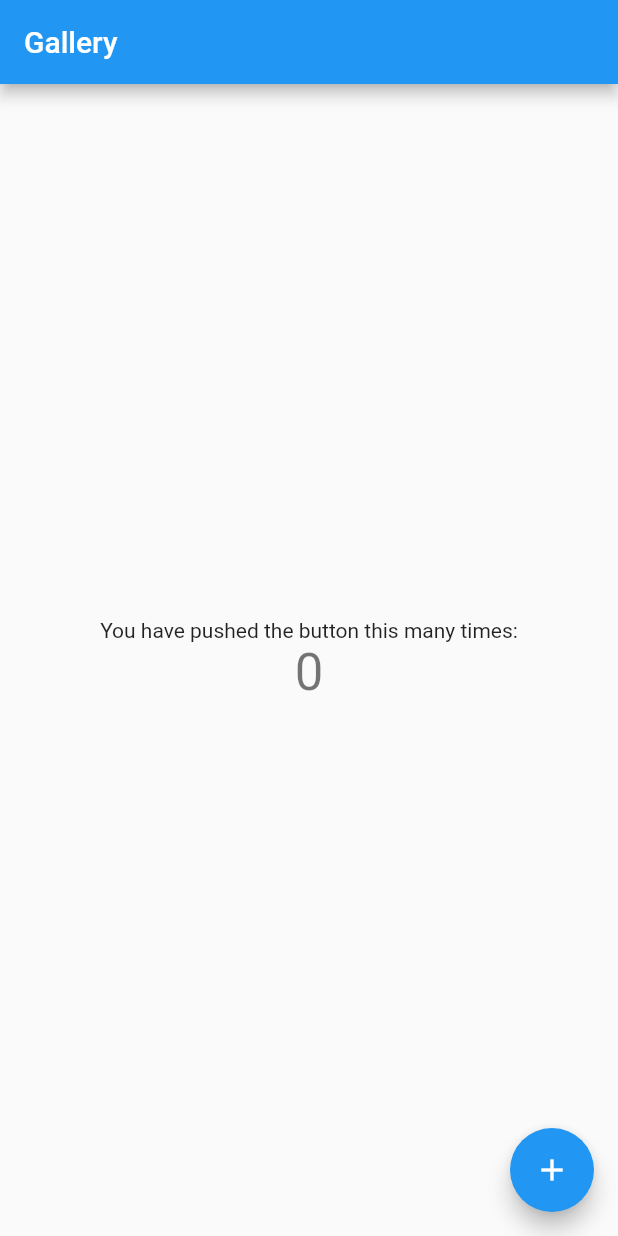
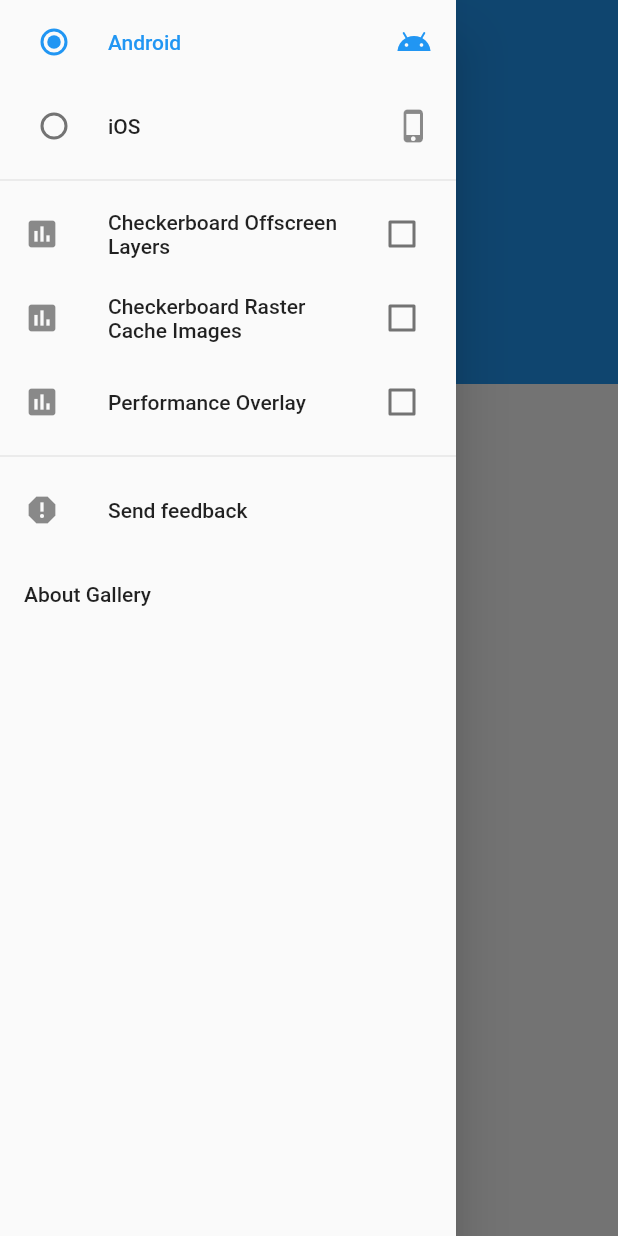
Before and after one commit to u360inc/flutter-gallery, a Flutter app: the screen it shows after launch, with the side drawer open (before the commit the screen has no drawer), on a phone screen of 412 x 824 dp. Run offline on Flutter 3.47's test engine with Material 2 defaults, Android fonts, the phone set to English and light mode, and no system bars.

Commit message:
add drawer

```diff
--- a/lib/gallery/app.dart
+++ b/lib/gallery/app.dart
@@ -1,107 +1,88 @@
+import 'package:flutter/foundation.dart' show defaultTargetPlatform;
 import 'package:flutter/material.dart';
 
-class GalleryApp extends StatelessWidget {
-  // This widget is the root of your application.
+import 'home.dart';
+
+final ThemeData _kGalleryLightTheme = new ThemeData(
+  brightness: Brightness.light,
+  primarySwatch: Colors.blue,
+);
+
+class GalleryApp extends StatefulWidget {
+  const GalleryApp(
+      {this.enablePerformanceOverlay: true,
+      this.checkerboardRasterCacheImages: true,
+      this.checkerboardOffscreenLayers: true,
+      this.onSendFeedback,
+      Key key})
+      : super(key: key);
+
+  final bool enablePerformanceOverlay;
+
+  final bool checkerboardRasterCacheImages;
+
+  final bool checkerboardOffscreenLayers;
+
+  final VoidCallback onSendFeedback;
+
+  @override
+  GalleryAppState createState() => new GalleryAppState();
+}
+
+class GalleryAppState extends State<GalleryApp> {
+  bool _showPerformanceOverlay = false;
+  bool _checkerboardRasterCacheImages = false;
+  bool _checkerboardOffscreenLayers = false;
+  TargetPlatform _platform;
+
   @override
   Widget build(BuildContext context) {
+    Widget home = new GalleryHome(
+      showPerformanceOverlay: _showPerformanceOverlay,
+      onShowPerformanceOverlayChanged: widget.enablePerformanceOverlay
+          ? (bool value) {
+              setState(() {
+                _showPerformanceOverlay = value;
+              });
+            }
+          : null,
+      checkerboardRasterCacheImages: _checkerboardRasterCacheImages,
+      onCheckerboardRasterCacheImagesChanged:
+          widget.checkerboardRasterCacheImages
+              ? (bool value) {
+                  setState(() {
+                    _checkerboardRasterCacheImages = value;
+                  });
+                }
+              : null,
+      checkerboardOffscreenLayers: _checkerboardOffscreenLayers,
+      onCheckerboardOffscreenLayersChanged: widget.checkerboardOffscreenLayers
+          ? (bool value) {
+              setState(() {
+                _checkerboardOffscreenLayers = value;
+              });
+            }
+          : null,
+      onPlatformChanged: (TargetPlatform value) {
+        setState(() {
+          _platform = value == defaultTargetPlatform ? null : value;
+        });
+      },
+      onSendFeedback: widget.onSendFeedback,
+    );
+
+    final Map<String, WidgetBuilder> _kRoutes = <String, WidgetBuilder>{};
+
     return new MaterialApp(
       title: 'Gallery',
-      theme: new ThemeData(
-        // This is the theme of your application.
-        //
-        // Try running your application with "flutter run". You'll see the
-        // application has a blue toolbar. Then, without quitting the app, try
-        // changing the primarySwatch below to Colors.green and then invoke
-        // "hot reload" (press "r" in the console where you ran "flutter run",
-        // or press Run > Flutter Hot Reload in IntelliJ). Notice that the
-        // counter didn't reset back to zero; the application is not restarted.
-        primarySwatch: Colors.blue,
-      ),
-      home: new GalleryHomePage(title: 'Gallery'),
+      color: Colors.grey,
+      theme: _kGalleryLightTheme.copyWith(
+          platform: _platform ?? defaultTargetPlatform),
+      showPerformanceOverlay: _showPerformanceOverlay,
+      checkerboardRasterCacheImages: _checkerboardRasterCacheImages,
+      checkerboardOffscreenLayers: _checkerboardOffscreenLayers,
+      routes: _kRoutes,
+      home: home,
     );
   }
 }
-
-class GalleryHomePage extends StatefulWidget {
-  GalleryHomePage({Key key, this.title}) : super(key: key);
-
-  // This widget is the home page of your application. It is stateful, meaning
-  // that it has a State object (defined below) that contains fields that affect
-  // how it looks.
-
-  // This class is the configuration for the state. It holds the values (in this
-  // case the title) provided by the parent (in this case the App widget) and
-  // used by the build method of the State. Fields in a Widget subclass are
-  // always marked "final".
-
-  final String title;
-
-  @override
-  _GalleryHomePageState createState() => new _GalleryHomePageState();
-}
-
-class _GalleryHomePageState extends State<GalleryHomePage> {
-  int _counter = 0;
-
-  void _incrementCounter() {
-    setState(() {
-      // This call to setState tells the Flutter framework that something has
-      // changed in this State, which causes it to rerun the build method below
-      // so that the display can reflect the updated values. If we changed
-      // _counter without calling setState(), then the build method would not be
-      // called again, and so nothing would appear to happen.
-      _counter++;
-    });
-  }
-
-  @override
-  Widget build(BuildContext context) {
-    // This method is rerun every time setState is called, for instance as done
-    // by the _incrementCounter method above.
-    //
-    // The Flutter framework has been optimized to make rerunning build methods
-    // fast, so that you can just rebuild anything that needs updating rather
-    // than having to individually change instances of widgets.
-    return new Scaffold(
-      appBar: new AppBar(
-        // Here we take the value from the GalleryHomePage object that was created by
-        // the App.build method, and use it to set our appbar title.
-        title: new Text(widget.title),
-      ),
-      body: new Center(
-        // Center is a layout widget. It takes a single child and positions it
-        // in the middle of the parent.
-        child: new Column(
-          // Column is also layout widget. It takes a list of children and
-          // arranges them vertically. By default, it sizes itself to fit its
-          // children horizontally, and tries to be as tall as its parent.
-          //
-          // Invoke "debug paint" (press "p" in the console where you ran
-          // "flutter run", or select "Toggle Debug Paint" from the Flutter tool
-          // window in IntelliJ) to see the wireframe for each widget.
-          //
-          // Column has various properties to control how it sizes itself and
-          // how it positions its children. Here we use mainAxisAlignment to
-          // center the children vertically; the main axis here is the vertical
-          // axis because Columns are vertical (the cross axis would be
-          // horizontal).
-          mainAxisAlignment: MainAxisAlignment.center,
-          children: <Widget>[
-            new Text(
-              'You have pushed the button this many times:',
-            ),
-            new Text(
-              '$_counter',
-              style: Theme.of(context).textTheme.display1,
-            ),
-          ],
-        ),
-      ),
-      floatingActionButton: new FloatingActionButton(
-        onPressed: _incrementCounter,
-        tooltip: 'Increment',
-        child: new Icon(Icons.add),
-      ), // This trailing comma makes auto-formatting nicer for build methods.
-    );
-  }
-}
--- /dev/null
+++ b/lib/gallery/drawer.dart
@@ -0,0 +1,122 @@
+import 'package:flutter/material.dart';
+
+import 'package:url_launcher/url_launcher.dart';
+
+class GalleryDrawer extends StatelessWidget {
+  const GalleryDrawer({
+    Key key,
+    this.showPerformanceOverlay,
+    this.onShowPerformanceOverlayChanged,
+    this.checkerboardRasterCacheImages,
+    this.onCheckerboardRasterCacheImagesChanged,
+    this.checkerboardOffscreenLayers,
+    this.onCheckerboardOffscreenLayersChanged,
+    this.onPlatformChanged,
+    this.onSendFeedback,
+  })
+      : super(key: key);
+
+  final bool showPerformanceOverlay;
+  final ValueChanged<bool> onShowPerformanceOverlayChanged;
+
+  final bool checkerboardRasterCacheImages;
+  final ValueChanged<bool> onCheckerboardRasterCacheImagesChanged;
+
+  final bool checkerboardOffscreenLayers;
+  final ValueChanged<bool> onCheckerboardOffscreenLayersChanged;
+
+  final ValueChanged<TargetPlatform> onPlatformChanged;
+
+  final VoidCallback onSendFeedback;
+
+  @override
+  Widget build(BuildContext context) {
+    final Widget androidItem = new RadioListTile<TargetPlatform>(
+      secondary: new Icon(Icons.android),
+      title: new Text('Android'),
+      value: TargetPlatform.android,
+      groupValue: Theme.of(context).platform,
+      onChanged: onPlatformChanged,
+      selected: Theme.of(context).platform == TargetPlatform.android,
+    );
+
+    final Widget iosItem = new RadioListTile<TargetPlatform>(
+      secondary: new Icon(Icons.phone_iphone),
+      title: new Text('iOS'),
+      value: TargetPlatform.iOS,
+      groupValue: Theme.of(context).platform,
+      onChanged: onPlatformChanged,
+      selected: Theme.of(context).platform == TargetPlatform.iOS,
+    );
+
+    final Widget sendFeedbackItem = new ListTile(
+      leading: const Icon(Icons.report),
+      title: const Text('Send feedback'),
+      onTap: onSendFeedback ??
+          () {
+            launch('https://github.com/u360inc/flutter_gallery/issues/new');
+          },
+    );
+
+    final Widget aboutItem = new AboutListTile(
+        //icon: const FlutterLogo(),
+        applicationVersion: 'January 2018',
+        //applicationIcon: const FlutterLogo(),
+        applicationLegalese: '© 2018 U360 CO. LTD,',
+        aboutBoxChildren: <Widget>[
+          new Padding(
+              padding: const EdgeInsets.only(top: 24.0),
+              child: new RichText(text: new TextSpan(children: <TextSpan>[])))
+        ]);
+
+    final List<Widget> allDrawerItems = <Widget>[
+      androidItem,
+      iosItem,
+      const Divider(),
+    ];
+
+    bool addedOptionalItem = false;
+    if (onCheckerboardOffscreenLayersChanged != null) {
+      allDrawerItems.add(new CheckboxListTile(
+        title: const Text('Checkerboard Offscreen Layers'),
+        value: checkerboardOffscreenLayers,
+        onChanged: onCheckerboardOffscreenLayersChanged,
+        secondary: const Icon(Icons.assessment),
+        selected: checkerboardOffscreenLayers,
+      ));
+      addedOptionalItem = true;
+    }
+
+    if (onCheckerboardRasterCacheImagesChanged != null) {
+      allDrawerItems.add(new CheckboxListTile(
+        title: const Text('Checkerboard Raster Cache Images'),
+        value: checkerboardRasterCacheImages,
+        onChanged: onCheckerboardRasterCacheImagesChanged,
+        secondary: const Icon(Icons.assessment),
+        selected: checkerboardRasterCacheImages,
+      ));
+      addedOptionalItem = true;
+    }
+
+    if (onShowPerformanceOverlayChanged != null) {
+      allDrawerItems.add(new CheckboxListTile(
+        title: const Text('Performance Overlay'),
+        value: showPerformanceOverlay,
+        onChanged: onShowPerformanceOverlayChanged,
+        secondary: const Icon(Icons.assessment),
+        selected: showPerformanceOverlay,
+      ));
+      addedOptionalItem = true;
+    }
+
+    if (addedOptionalItem) allDrawerItems.add(const Divider());
+
+    allDrawerItems.addAll(<Widget>[
+      sendFeedbackItem,
+      aboutItem,
+    ]);
+
+    return new Drawer(
+        child: new ListView(primary: false, children: allDrawerItems));
+  }
+}
--- /dev/null
+++ b/lib/gallery/home.dart
@@ -0,0 +1,115 @@
+import 'package:flutter/foundation.dart';
+import 'package:flutter/material.dart';
+
+import 'drawer.dart';
+
+const double _kFlexibleSpaceMaxHeight = 256.0;
+const String _kGalleryAssetsPackage = 'flutter_gallery_assets';
+
+class GalleryHome extends StatefulWidget {
+  const GalleryHome({
+    Key key,
+    this.showPerformanceOverlay,
+    this.onShowPerformanceOverlayChanged,
+    this.checkerboardRasterCacheImages,
+    this.onCheckerboardRasterCacheImagesChanged,
+    this.checkerboardOffscreenLayers,
+    this.onCheckerboardOffscreenLayersChanged,
+    this.onPlatformChanged,
+    this.onSendFeedback,
+  })
+      : super(key: key);
+
+  final bool showPerformanceOverlay;
+  final ValueChanged<bool> onShowPerformanceOverlayChanged;
+
+  final bool checkerboardRasterCacheImages;
+  final ValueChanged<bool> onCheckerboardRasterCacheImagesChanged;
+
+  final bool checkerboardOffscreenLayers;
+  final ValueChanged<bool> onCheckerboardOffscreenLayersChanged;
+
+  final ValueChanged<TargetPlatform> onPlatformChanged;
+
+  final VoidCallback onSendFeedback;
+
+  @override
+  GalleryHomeState createState() => new GalleryHomeState();
+}
+
+class GalleryHomeState extends State<GalleryHome>
+    with SingleTickerProviderStateMixin {
+  static final GlobalKey<ScaffoldState> _scaffoldKey =
+      new GlobalKey<ScaffoldState>();
+
+  AnimationController _controller;
+
+  @override
+  void initState() {
+    super.initState();
+    _controller = new AnimationController(
+      duration: const Duration(milliseconds: 600),
+      debugLabel: 'preview banner',
+      vsync: this,
+    )..forward();
+  }
+
+  @override
+  void dispose() {
+    _controller.dispose();
+    super.dispose();
+  }
+
+  @override
+  Widget build(BuildContext context) {
+    Widget home = new Scaffold(
+        key: _scaffoldKey,
+        drawer: new GalleryDrawer(
+          showPerformanceOverlay: widget.showPerformanceOverlay,
+          onShowPerformanceOverlayChanged:
+              widget.onShowPerformanceOverlayChanged,
+          checkerboardRasterCacheImages: widget.checkerboardRasterCacheImages,
+          onCheckerboardRasterCacheImagesChanged:
+              widget.onCheckerboardRasterCacheImagesChanged,
+          checkerboardOffscreenLayers: widget.checkerboardOffscreenLayers,
+          onCheckerboardOffscreenLayersChanged:
+              widget.onCheckerboardOffscreenLayersChanged,
+          onPlatformChanged: widget.onPlatformChanged,
+          onSendFeedback: widget.onSendFeedback,
+        ),
+        body: new CustomScrollView(
+          slivers: <Widget>[
+            const SliverAppBar(
+              pinned: true,
+              expandedHeight: _kFlexibleSpaceMaxHeight,
+              flexibleSpace: const FlexibleSpaceBar(
+                title: const Text('Gallery'),
+              ),
+            ),
+          ],
+        ));
+
+    // In checked mode our MaterialApp will show the default "slow mode" banner.
+    // Otherwise show the "preview" banner.
+    bool showPreviewBanner = false;
+    assert(() {
+      showPreviewBanner = false;
+      return true;
+    }());
+
+    if (showPreviewBanner) {
+      home = new Stack(fit: StackFit.expand, children: <Widget>[
+        home,
+        new FadeTransition(
+            opacity: new CurvedAnimation(
+                parent: _controller, curve: Curves.easeInOut),
+            child: const Banner(
+              message: 'PREVIEW',
+              location: BannerLocation.topEnd,
+            )),
+      ]);
+    }
+
+    return home;
+  }
+}
--- a/pubspec.yaml
+++ b/pubspec.yaml
@@ -8,6 +8,7 @@ dependencies:
   # The following adds the Cupertino Icons font to your application.
   # Use with the CupertinoIcons class for iOS style icons.
   cupertino_icons: ^0.1.0
+  url_launcher: 1.0.3
 
 dev_dependencies:
   flutter_test:
```
Also changed, not shown: 1 other file.
